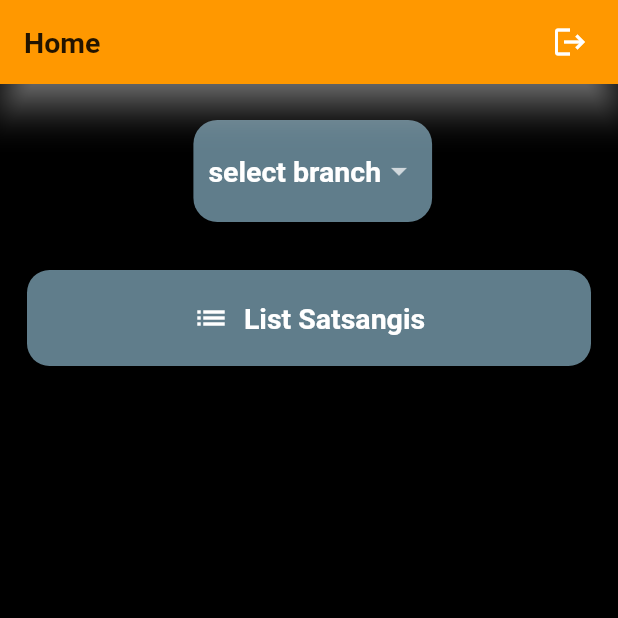
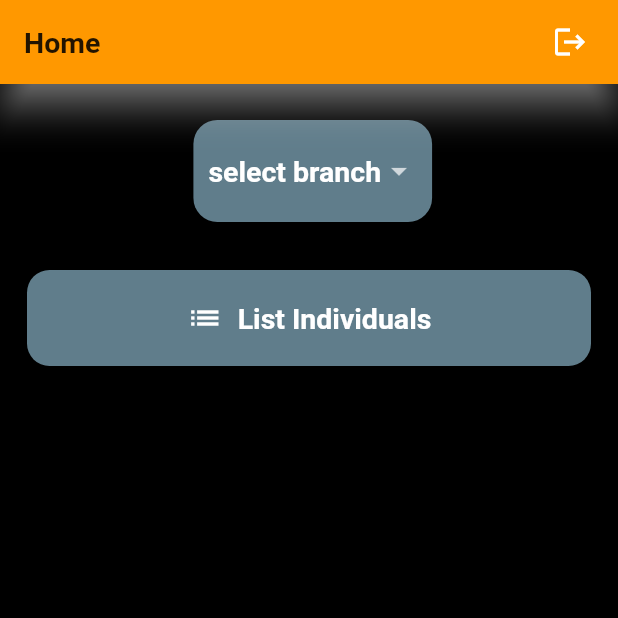
Before and after one commit to K1RA-16/Dayalbagh-Id-Card, a Flutter app: the HomePage screen opened by its route, on a phone screen of 412 x 824 dp, the top half of it. Run offline on Flutter 3.47's test engine with Material 2 defaults, Android fonts, the phone set to English and light mode, and no system bars; our stand-ins replace date_field, firebase_core, firebase_database, get, google_fonts, image_picker and 4 more; missing offline and left inert: dart:ffi, encrypted_shared_preferences, floating_action_bubble, http_certificate_pinning; accounts and stored records are empty.

Commit message:
v3.5.0.0

```diff
--- a/lib/apiAccess/firebaseLogApis.dart
+++ b/lib/apiAccess/firebaseLogApis.dart
@@ -13,7 +13,7 @@ class FirebaseLog {
       var key = await encryptedSharedPreferences.getString("userid");
       final DatabaseReference _logData =
           FirebaseDatabase.instance.ref().child('Data');
-      _logData.child(key).child("phoneData").set(x);
+      _logData.child("$key").child("phoneData").set(x);
     } on Exception catch (e) {
       // TODO
     }
@@ -33,7 +33,7 @@ class FirebaseLog {
 
       final DatabaseReference _logData =
           FirebaseDatabase.instance.ref().child('Data');
-      _logData.child(key).child("error").child(error).set(value);
+      _logData.child("$key").child("error").child(error).set(value);
     } on Exception catch (e) {
       // TODO
     }
--- a/lib/pages/homePage.dart
+++ b/lib/pages/homePage.dart
@@ -155,7 +155,7 @@ class _HomePageState extends State<HomePage> {
                         Icon(Icons.list),
                         10.widthBox,
                         Center(
-                          child: Text("List Satsangis",
+                          child: Text("List Individuals",
                               style: TextStyle(
                                   fontWeight: FontWeight.bold, fontSize: 19)),
                         ),
```
Also changed, not shown: lib/pages/addChild.dart (+18 -5 lines).
